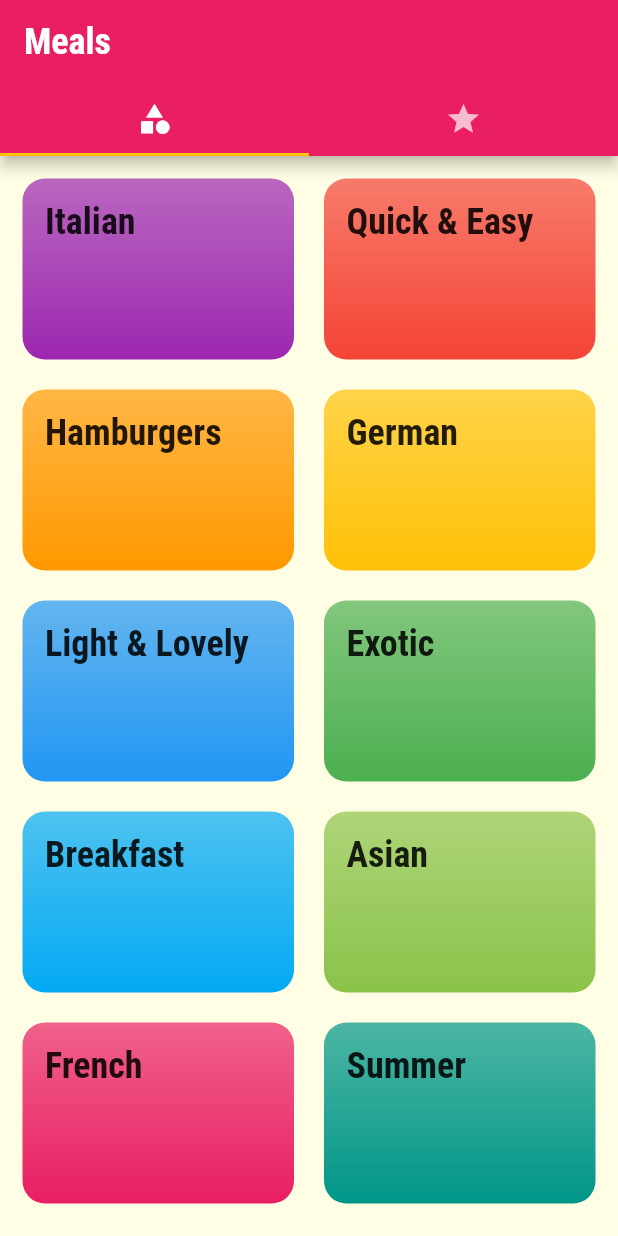
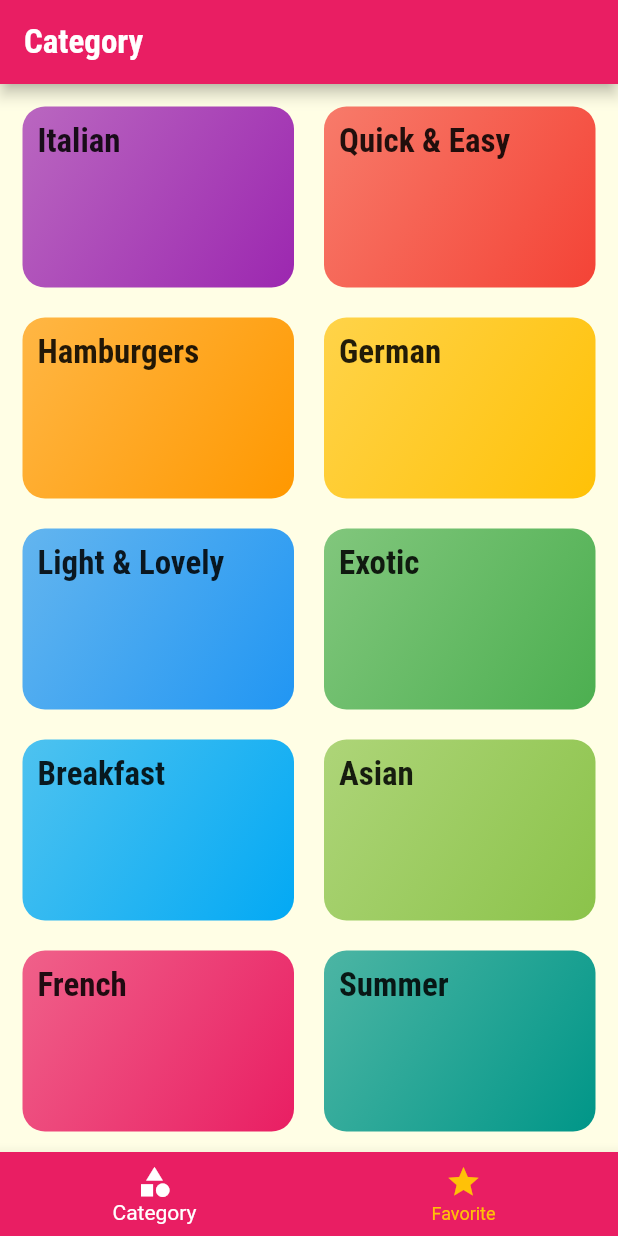
Before and after one commit to msarifin29/deliMeal, a Flutter app: the screen it shows after launch, on a phone screen of 412 x 824 dp. Run offline on Flutter 3.47's test engine with Material 2 defaults, Android fonts, the phone set to English and light mode, and no system bars.

Commit message:
migration to BottomnavigationBar

```diff
--- a/lib/dummy_data.dart
+++ b/lib/dummy_data.dart
@@ -56,6 +56,7 @@ List<Category> dummy_categories = [
   ),
 ];
 
+// ignore: non_constant_identifier_names
 List<Meal> DUMMY_MEALS = [
   Meal(
     id: 'm1',
--- a/lib/main.dart
+++ b/lib/main.dart
@@ -17,11 +17,11 @@ class MyApp extends StatelessWidget {
       theme: ThemeData(
         colorScheme: ColorScheme.fromSwatch(primarySwatch: Colors.pink)
             .copyWith(secondary: Colors.amber),
-        canvasColor: Color.fromRGBO(255, 254, 229, 1),
+        canvasColor: const Color.fromRGBO(255, 254, 229, 1),
         fontFamily: 'Raleway',
         textTheme: ThemeData.light().textTheme.copyWith(
-              titleLarge: TextStyle(
-                  fontSize: 24,
+              titleLarge: const TextStyle(
+                  fontSize: 22,
                   fontFamily: 'RobotoCondensed',
                   fontWeight: FontWeight.bold),
             ),
--- a/lib/screen/category_screen.dart
+++ b/lib/screen/category_screen.dart
@@ -9,12 +9,12 @@ class CategoryScreen extends StatelessWidget {
   Widget build(BuildContext context) {
     return Scaffold(
       body: GridView(
-          padding: EdgeInsets.all(15),
+          padding: const EdgeInsets.all(15),
           children: dummy_categories
               .map((dataCat) => CategoryItem(
                   id: dataCat.id, title: dataCat.title, color: dataCat.color))
               .toList(),
-          gridDelegate: SliverGridDelegateWithMaxCrossAxisExtent(
+          gridDelegate: const SliverGridDelegateWithMaxCrossAxisExtent(
               maxCrossAxisExtent: 200,
               childAspectRatio: 3 / 2,
               crossAxisSpacing: 20,
--- a/lib/screen/tabs_screen.dart
+++ b/lib/screen/tabs_screen.dart
@@ -10,24 +10,36 @@ class TabsScreen extends StatefulWidget {
 }
 
 class _TabsScreenState extends State<TabsScreen> {
+  final List<Map<String, Object>> _pages = [
+    {'page': CategoryScreen(), 'title': 'Category'},
+    {'page': FavoritScreen(), 'title': 'Favorite'},
+  ];
+  int _selectedPageIndex = 0;
+  void _selectPages(int index) {
+    setState(() {
+      _selectedPageIndex = index;
+    });
+  }
+
   @override
   Widget build(BuildContext context) {
-    return DefaultTabController(
-        length: 2,
-        initialIndex: 0,
-        child: Scaffold(
-          appBar: AppBar(
-            title: Text('Meals'),
-            bottom: TabBar(tabs: [
-              Tab(
-                icon: Icon(Icons.category),
-              ),
-              Tab(
-                icon: Icon(Icons.star),
-              )
-            ]),
-          ),
-          body: TabBarView(children: [CategoryScreen(), FavoritScreen()]),
-        ));
+    return Scaffold(
+      appBar: AppBar(
+        title: Text(_pages[_selectedPageIndex]['title'] as String),
+      ),
+      body: _pages[_selectedPageIndex]['page'] as Widget,
+      bottomNavigationBar: BottomNavigationBar(
+        onTap: _selectPages,
+        items: [
+          BottomNavigationBarItem(
+              icon: Icon(Icons.category), label: 'Category'),
+          BottomNavigationBarItem(icon: Icon(Icons.star), label: 'Favorite'),
+        ],
+        backgroundColor: Theme.of(context).colorScheme.primary,
+        selectedItemColor: Colors.white,
+        unselectedItemColor: Theme.of(context).colorScheme.secondary,
+        currentIndex: _selectedPageIndex,
+      ),
+    );
   }
 }
--- a/lib/widgets/category_item.dart
+++ b/lib/widgets/category_item.dart
@@ -20,7 +20,7 @@ class CategoryItem extends StatelessWidget {
       borderRadius: BorderRadius.circular(15),
       child: Container(
         child: Padding(
-          padding: const EdgeInsets.all(15.0),
+          padding: const EdgeInsets.all(10.0),
           child: Text(
             title,
             style: Theme.of(context).textTheme.titleLarge,
@@ -29,8 +29,8 @@ class CategoryItem extends StatelessWidget {
         decoration: BoxDecoration(
             gradient: LinearGradient(
                 colors: [color.withOpacity(0.7), color],
-                begin: Alignment.topCenter,
-                end: Alignment.bottomCenter),
+                begin: Alignment.topLeft,
+                end: Alignment.bottomRight),
             borderRadius: BorderRadius.circular(15)),
       ),
     );
```
Also changed, not shown: lib/screen/meal_detail_screen.dart (+6 -6 lines), lib/widgets/meal_item.dart (+12 -12 lines).
